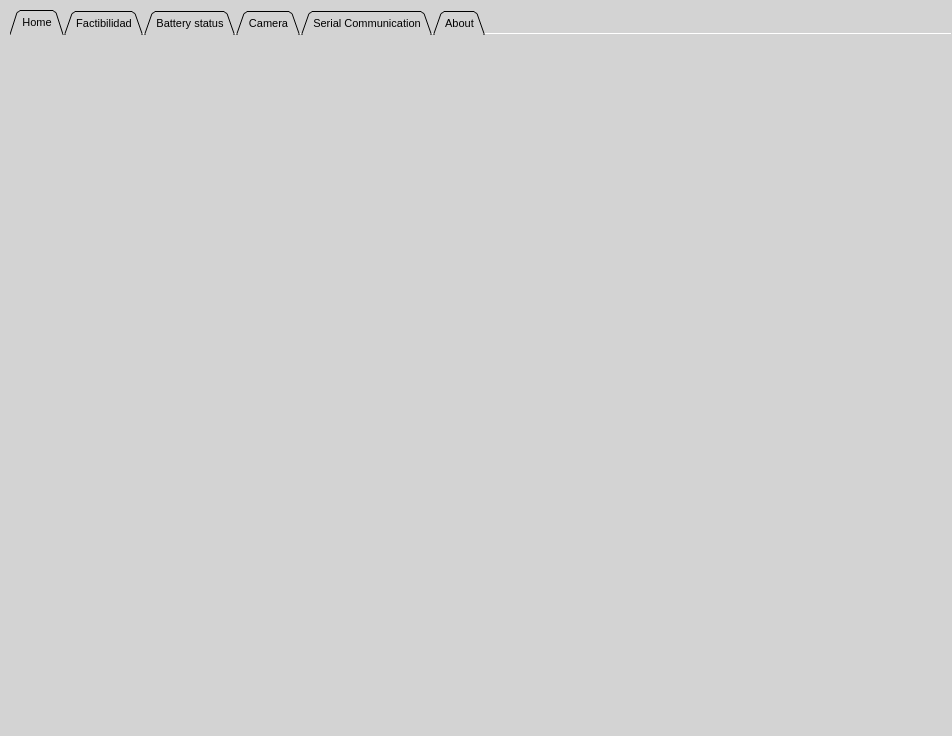
Dartherick/Proyecto2_Angelica, file HMI.ui: the form before one commit.
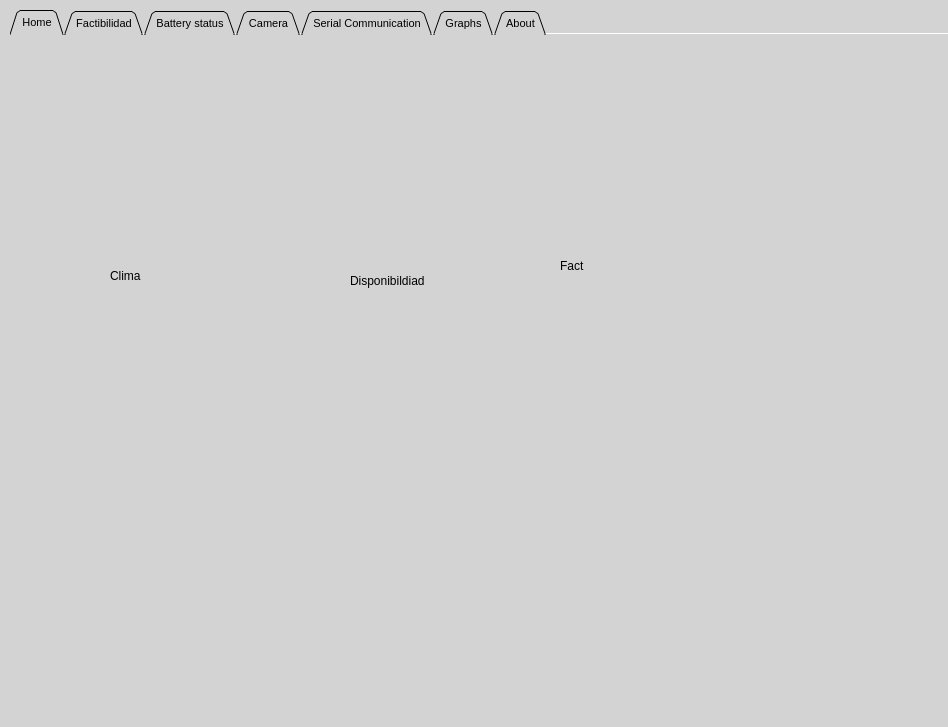
The form after the commit. The open tabs and pages were chosen to show the change. Icons and pictures are not drawn.

The edit to the form file:
```diff
--- a/HMI.ui
+++ b/HMI.ui
@@ -6,8 +6,8 @@
    <rect>
     <x>0</x>
     <y>0</y>
-    <width>952</width>
-    <height>736</height>
+    <width>948</width>
+    <height>727</height>
    </rect>
   </property>
   <property name="windowTitle">
@@ -53,6 +53,45 @@
      <attribute name="title">
       <string>Home</string>
      </attribute>
+     <widget class="QLabel" name="label_17">
+      <property name="geometry">
+       <rect>
+        <x>100</x>
+        <y>210</y>
+        <width>121</width>
+        <height>61</height>
+       </rect>
+      </property>
+      <property name="text">
+       <string>Clima</string>
+      </property>
+     </widget>
+     <widget class="QLabel" name="label_18">
+      <property name="geometry">
+       <rect>
+        <x>340</x>
+        <y>210</y>
+        <width>121</width>
+        <height>71</height>
+       </rect>
+      </property>
+      <property name="text">
+       <string>Disponibildiad</string>
+      </property>
+     </widget>
+     <widget class="QLabel" name="label_19">
+      <property name="geometry">
+       <rect>
+        <x>550</x>
+        <y>200</y>
+        <width>101</width>
+        <height>61</height>
+       </rect>
+      </property>
+      <property name="text">
+       <string>Fact</string>
+      </property>
+     </widget>
     </widget>
     <widget class="QWidget" name="Factibilidad_Tab">
      <attribute name="title">
@@ -757,6 +796,27 @@
        <string>Refresh</string>
       </property>
      </widget>
+     <widget class="QProgressBar" name="ProgressBar">
+      <property name="geometry">
+       <rect>
+        <x>10</x>
+        <y>140</y>
+        <width>361</width>
+        <height>23</height>
+       </rect>
+      </property>
+      <property name="value">
+       <number>0</number>
+      </property>
+      <property name="textVisible">
+       <bool>false</bool>
+      </property>
+     </widget>
+    </widget>
+    <widget class="QWidget" name="Graphs_Tab">
+     <attribute name="title">
+      <string>Graphs</string>
+     </attribute>
     </widget>
     <widget class="QWidget" name="About_Tab">
      <attribute name="title">
```
Left out of the diff: 8 changed lines with no effect on the pictures.
